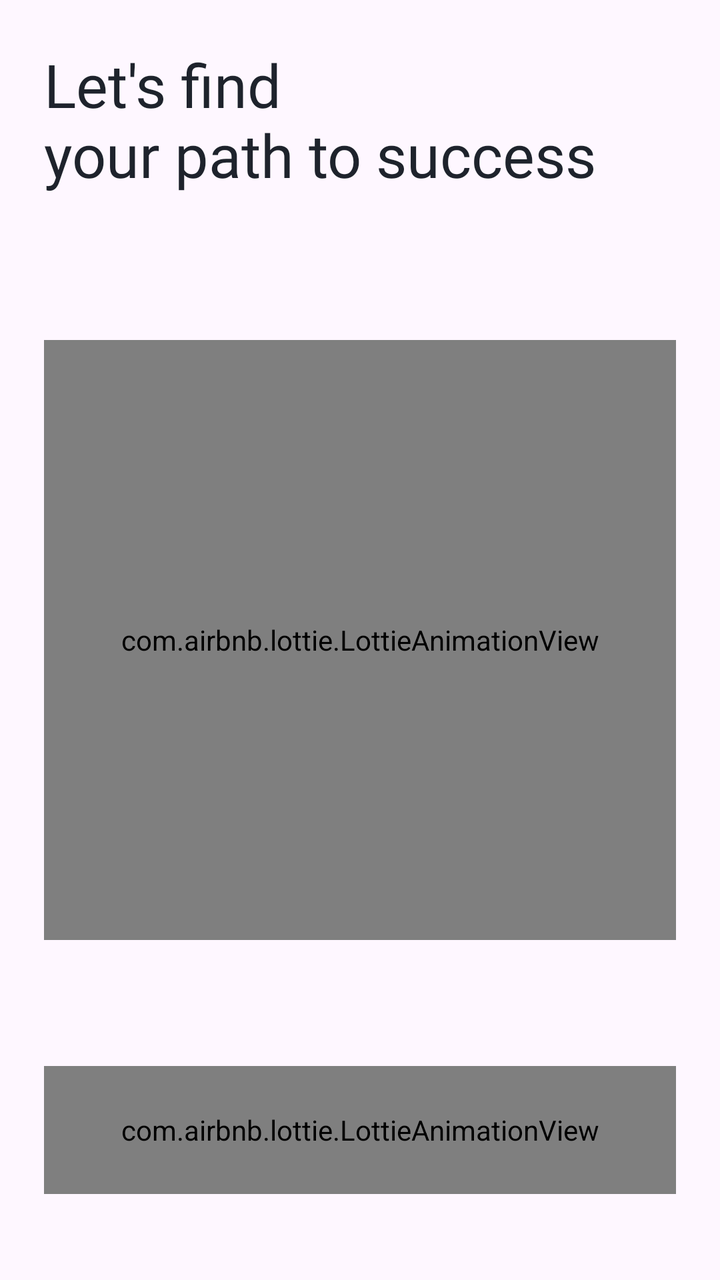
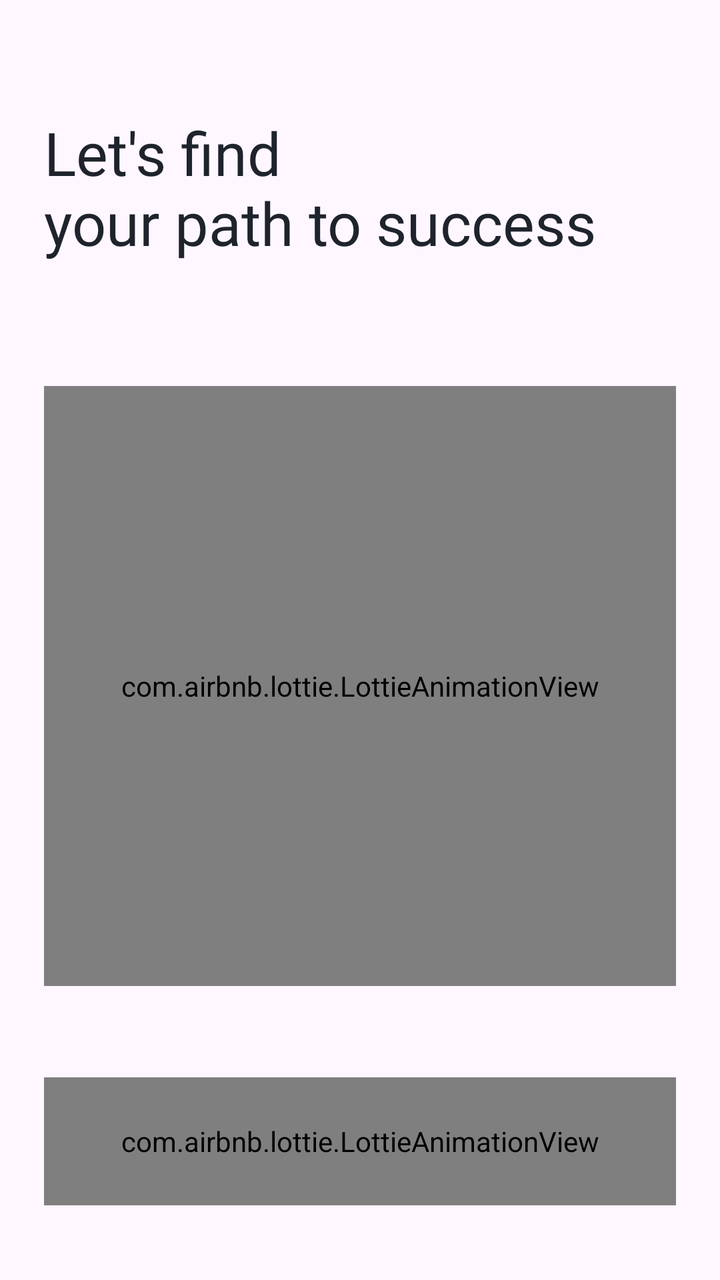

Screens rendered from an Android XML layout before and after an edit, with the pre-edit source and the edit as a unified diff.
<!-- AndroidManifest.xml: application theme Theme.CareerCompass -->
<!-- res/layout/fragment_career.xml -->
<?xml version="1.0" encoding="utf-8"?>
<androidx.constraintlayout.widget.ConstraintLayout xmlns:android="http://schemas.android.com/apk/res/android"
    xmlns:app="http://schemas.android.com/apk/res-auto"
    xmlns:tools="http://schemas.android.com/tools"
    android:layout_width="match_parent"
    android:layout_height="match_parent"
    android:padding="22dp"
    tools:context=".ui.main.fragments.career.CareerFragment">

    <TextView
        android:id="@+id/tvWelcome"
        android:layout_width="wrap_content"
        android:layout_height="wrap_content"
        android:fontFamily="@font/urbanist_bold"
        android:text="Let's find\nyour path to success"
        android:textColor="@color/dark"
        android:textSize="@dimen/title_text_size"
        app:layout_constraintStart_toStartOf="parent"
        app:layout_constraintTop_toTopOf="parent" />

    <EditText
        android:id="@+id/etMessage"
        android:layout_width="0dp"
        android:layout_height="wrap_content"
        android:layout_marginEnd="22dp"
        android:background="@drawable/bg_et_auth"
        android:ems="10"
        android:gravity="start|top"
        android:hint="@string/type_message"
        android:inputType="textMultiLine"
        android:padding="18dp"
        android:visibility="gone"
        app:layout_constraintBottom_toBottomOf="parent"
        app:layout_constraintEnd_toStartOf="@+id/ivSend"
        app:layout_constraintStart_toStartOf="parent"
        tools:ignore="Autofill" />

    <ImageView
        android:id="@+id/ivSend"
        android:layout_width="wrap_content"
        android:layout_height="wrap_content"
        android:src="@drawable/ic_send"
        android:visibility="gone"
        app:layout_constraintBottom_toBottomOf="@+id/etMessage"
        app:layout_constraintEnd_toEndOf="parent"
        app:layout_constraintTop_toTopOf="@+id/etMessage"
        tools:ignore="ContentDescription" />

    <androidx.recyclerview.widget.RecyclerView
        android:id="@+id/rvChat"
        android:layout_width="0dp"
        android:layout_height="0dp"
        android:layout_marginTop="16dp"
        android:layout_marginBottom="16dp"
        android:orientation="vertical"
        android:visibility="gone"
        app:layoutManager="androidx.recyclerview.widget.LinearLayoutManager"
        app:layout_constraintBottom_toTopOf="@+id/etMessage"
        app:layout_constraintEnd_toEndOf="parent"
        app:layout_constraintStart_toStartOf="parent"
        app:layout_constraintTop_toBottomOf="@+id/tvWelcome"
        tools:itemCount="5"
        tools:listitem="@layout/item_chat_left" />

    <com.airbnb.lottie.LottieAnimationView
        android:id="@+id/careerAnimation"
        android:layout_width="match_parent"
        android:layout_height="300dp"
        app:lottie_autoPlay="true"
        app:lottie_loop="true"
        android:visibility="visible"
        app:layout_constraintBottom_toBottomOf="parent"
        app:layout_constraintEnd_toEndOf="parent"
        app:layout_constraintStart_toStartOf="parent"
        app:layout_constraintTop_toBottomOf="@+id/tvWelcome"
        app:layout_constraintVertical_bias="0.33"
        app:lottie_rawRes="@raw/anim_career" />

    <com.airbnb.lottie.LottieAnimationView
        android:id="@+id/startAnimation"
        android:layout_width="match_parent"
        app:lottie_rawRes="@raw/anim_start"
        android:layout_height="64dp"
        app:lottie_loop="true"
        app:layout_constraintBottom_toBottomOf="parent"
        app:layout_constraintEnd_toEndOf="parent"
        app:layout_constraintStart_toStartOf="parent"
        app:layout_constraintTop_toBottomOf="@+id/careerAnimation"
        app:layout_constraintVertical_bias="0.75"
        app:lottie_autoPlay="true" />

    <com.airbnb.lottie.LottieAnimationView
        android:id="@+id/loadingAnimation"
        android:layout_width="match_parent"
        android:layout_height="300dp"
        app:lottie_autoPlay="true"
        app:lottie_loop="true"
        android:elevation="3dp"
        android:visibility="gone"
        app:layout_constraintBottom_toBottomOf="parent"
        app:layout_constraintEnd_toEndOf="parent"
        app:layout_constraintStart_toStartOf="parent"
        app:layout_constraintTop_toBottomOf="@+id/tvWelcome"
        app:lottie_rawRes="@raw/anim_loading" />

</androidx.constraintlayout.widget.ConstraintLayout>
<!-- res/layout/item_chat_left.xml (included above) -->
<?xml version="1.0" encoding="utf-8"?>
<androidx.constraintlayout.widget.ConstraintLayout xmlns:android="http://schemas.android.com/apk/res/android"
    xmlns:app="http://schemas.android.com/apk/res-auto"
    xmlns:tools="http://schemas.android.com/tools"
    android:layout_width="match_parent"
    android:paddingEnd="64dp"
    android:layout_height="wrap_content"
    tools:ignore="RtlSymmetry">

    <TextView
        android:id="@+id/tvMessageLeft"
        android:layout_width="wrap_content"
        android:layout_height="wrap_content"
        android:layout_marginVertical="4dp"
        android:background="@drawable/buble_left"
        android:padding="18dp"
        android:text="@string/temp_message_one"
        android:textColor="@color/darkGrey"
        android:textSize="16sp"
        app:layout_constraintBottom_toBottomOf="parent"
        app:layout_constraintEnd_toEndOf="parent"
        app:layout_constraintHorizontal_bias="0.0"
        app:layout_constraintStart_toStartOf="parent"
        app:layout_constraintTop_toTopOf="parent" />
</androidx.constraintlayout.widget.ConstraintLayout>
<!-- resources referenced by this layout -->
<resources>
  <color name="dark">#1E232C</color>
  <color name="darkGrey">#6A707C</color>
  <dimen name="title_text_size">30sp</dimen>
  <!-- drawable bg_et_auth (drawable) -->
  <vector xmlns:android="http://schemas.android.com/apk/res/android"
      android:width="331dp"
      android:height="56dp"
      android:viewportWidth="331"
      android:viewportHeight="56">
    <path
        android:strokeWidth="1"
        android:pathData="M8,0.5L323,0.5A7.5,7.5 0,0 1,330.5 8L330.5,48A7.5,7.5 0,0 1,323 55.5L8,55.5A7.5,7.5 0,0 1,0.5 48L0.5,8A7.5,7.5 0,0 1,8 0.5z"
        android:fillColor="#F7F8F9"
        android:strokeColor="#E8ECF4"/>
  </vector>
  <!-- drawable buble_left (drawable) -->
  <?xml version="1.0" encoding="utf-8"?>
  <shape xmlns:android="http://schemas.android.com/apk/res/android"
      android:shape="rectangle">
  
      <solid android:color="#F7F8F9" />
      <stroke
          android:width="1dp"
          android:color="#E8ECF4" />
      <corners
          android:topLeftRadius="0dp"
          android:topRightRadius="22dp"
          android:bottomLeftRadius="22dp"
          android:bottomRightRadius="22dp" />
  
  </shape>
  <!-- drawable ic_send (drawable) -->
  <vector xmlns:android="http://schemas.android.com/apk/res/android"
      android:width="48dp"
      android:height="48dp"
      android:viewportWidth="24"
      android:viewportHeight="24">
  
      <path
          android:fillColor="@color/transparent"
          android:pathData="M11.5,12H5.419M5.246,12.797L4.242,15.799C3.691,17.442 3.416,18.264 3.614,18.77C3.785,19.21 4.153,19.543 4.608,19.67C5.131,19.816 5.922,19.46 7.502,18.749L17.637,14.189C19.18,13.494 19.951,13.147 20.19,12.665C20.397,12.246 20.397,11.754 20.19,11.335C19.951,10.853 19.18,10.506 17.637,9.811L7.485,5.243C5.909,4.534 5.121,4.179 4.598,4.325C4.144,4.451 3.776,4.783 3.604,5.222C3.406,5.727 3.678,6.547 4.222,8.188L5.248,11.279C5.342,11.561 5.389,11.702 5.407,11.846C5.423,11.974 5.423,12.103 5.407,12.231C5.388,12.375 5.341,12.516 5.246,12.797Z"
          android:strokeWidth="2"
          android:strokeColor="@color/dark"
          android:strokeLineCap="round"
          android:strokeLineJoin="round" />
  
  </vector>
  <string name="temp_message_one">Hello World! Welcome to the world of Android Development</string>
  <string name="type_message">Type your message here …</string>
  <style name="Theme.CareerCompass" parent="Base.Theme.CareerCompass" />
  <color name="transparent">#00000000</color>
  <style name="Base.Theme.CareerCompass" parent="Theme.Material3.Light.NoActionBar">
          
          <item name="colorPrimary">@color/colorPrimary</item>
          <item name="colorPrimaryDark">@color/colorPrimaryDark</item>
      </style>
  <color name="colorPrimary">#7265E2</color>
  <color name="colorPrimaryDark">#4E46B5</color>
</resources>

<!-- the commit's change to res/layout/fragment_career.xml (unified diff, before → after) -->
@@ -15,6 +15,7 @@
         android:text="Let's find\nyour path to success"
         android:textColor="@color/dark"
         android:textSize="@dimen/title_text_size"
+        android:layout_marginTop="34dp"
         app:layout_constraintStart_toStartOf="parent"
         app:layout_constraintTop_toTopOf="parent" />
 
@@ -36,6 +37,7 @@
         tools:ignore="Autofill" />
 
     <ImageView
+        android:tag="send"
         android:id="@+id/ivSend"
         android:layout_width="wrap_content"
         android:layout_height="wrap_content"
@@ -89,20 +91,6 @@
         app:layout_constraintVertical_bias="0.75"
         app:lottie_autoPlay="true" />
 
-    <com.airbnb.lottie.LottieAnimationView
-        android:id="@+id/loadingAnimation"
-        android:layout_width="match_parent"
-        android:layout_height="300dp"
-        app:lottie_autoPlay="true"
-        app:lottie_loop="true"
-        android:elevation="3dp"
-        android:visibility="gone"
-        app:layout_constraintBottom_toBottomOf="parent"
-        app:layout_constraintEnd_toEndOf="parent"
-        app:layout_constraintStart_toStartOf="parent"
-        app:layout_constraintTop_toBottomOf="@+id/tvWelcome"
-        app:lottie_rawRes="@raw/anim_loading" />
-
 </androidx.constraintlayout.widget.ConstraintLayout>
 <!-- res/layout/item_chat_left.xml (included above) -->
 <?xml version="1.0" encoding="utf-8"?>
